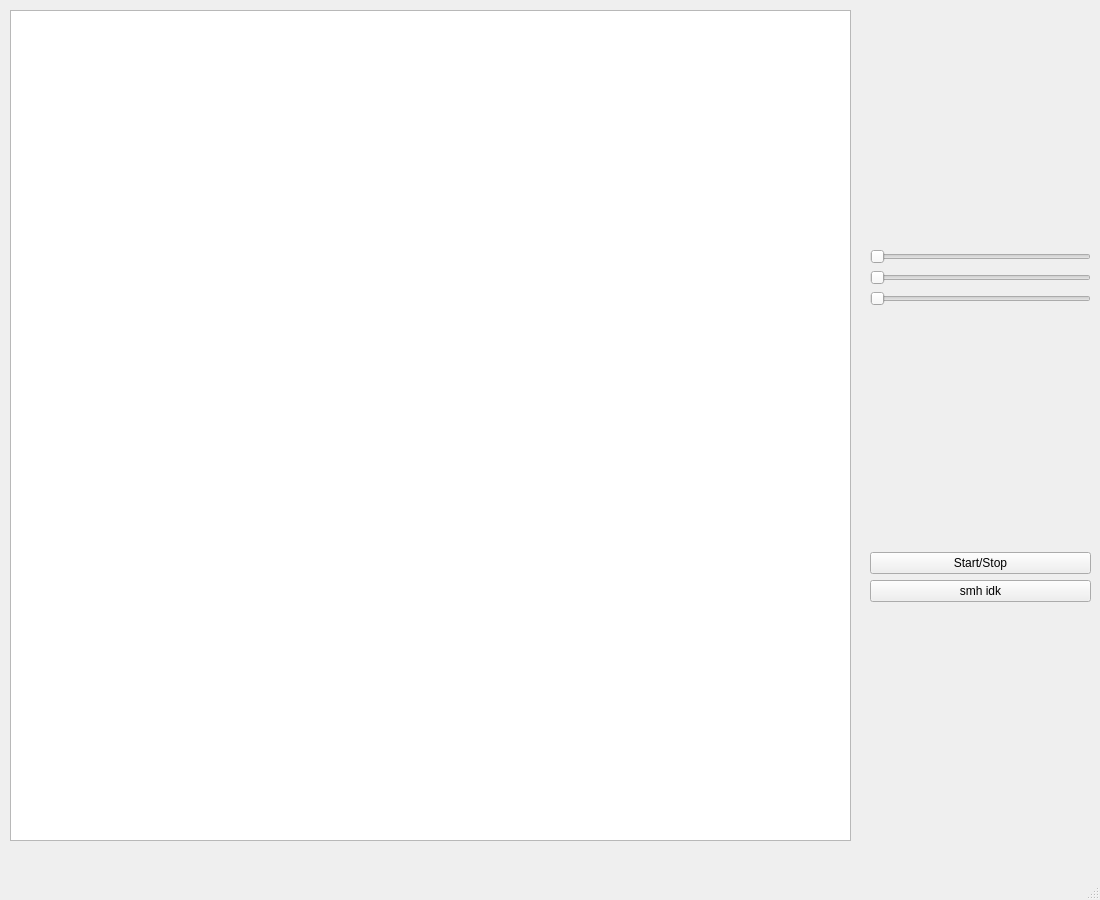
The window that include/simulator.ui (scagala/icp24) describes before a commit, drawn with Qt 5.
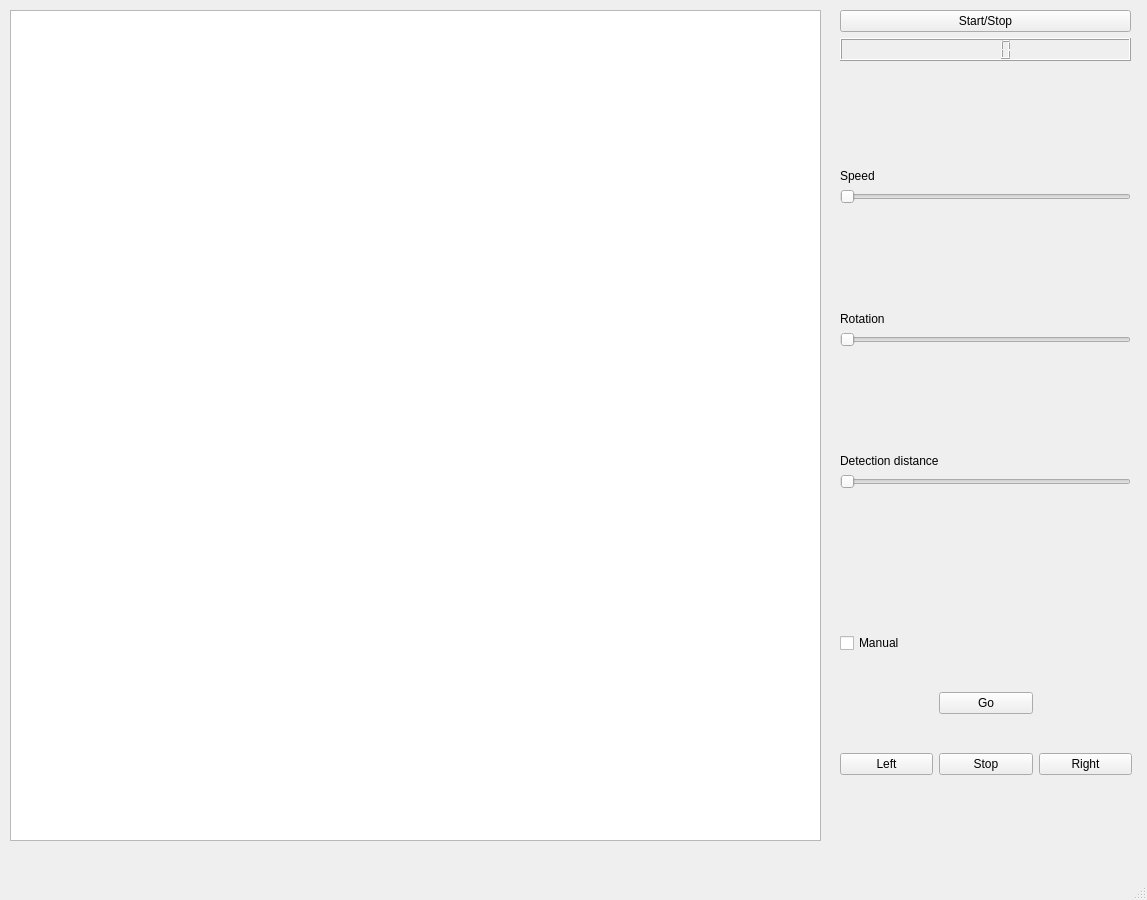
The same window after the commit.

Commit message: added manual control

Diff of the .ui file:
```diff
--- a/include/simulator.ui
+++ b/include/simulator.ui
@@ -6,10 +6,16 @@
    <rect>
     <x>0</x>
     <y>0</y>
-    <width>1100</width>
+    <width>1147</width>
     <height>900</height>
    </rect>
   </property>
+  <property name="minimumSize">
+   <size>
+    <width>1</width>
+    <height>1</height>
+   </size>
+  </property>
   <property name="windowTitle">
    <string>MainWindow</string>
   </property>
@@ -19,7 +25,7 @@
      <rect>
       <x>10</x>
       <y>10</y>
-      <width>841</width>
+      <width>811</width>
       <height>831</height>
      </rect>
     </property>
@@ -27,13 +33,23 @@
    <widget class="QWidget" name="verticalLayoutWidget">
     <property name="geometry">
      <rect>
-      <x>870</x>
+      <x>840</x>
       <y>10</y>
-      <width>221</width>
-      <height>831</height>
+      <width>291</width>
+      <height>581</height>
      </rect>
     </property>
     <layout class="QVBoxLayout" name="verticalLayout">
+     <item>
+      <widget class="QPushButton" name="StartStopSimulationButton">
+       <property name="text">
+        <string>Start/Stop</string>
+       </property>
+      </widget>
+     </item>
+     <item>
+      <widget class="QLCDNumber" name="timeElapsedLCD"/>
+     </item>
      <item>
       <spacer name="verticalSpacer_3">
        <property name="orientation">
@@ -47,6 +63,13 @@
        </property>
       </spacer>
      </item>
+     <item>
+      <widget class="QLabel" name="label_3">
+       <property name="text">
+        <string>Speed</string>
+       </property>
+      </widget>
+     </item>
      <item>
       <widget class="QSlider" name="SpeedSlider">
        <property name="orientation">
@@ -54,6 +77,26 @@
        </property>
       </widget>
      </item>
+     <item>
+      <spacer name="verticalSpacer_2">
+       <property name="orientation">
+        <enum>Qt::Vertical</enum>
+       </property>
+       <property name="sizeHint" stdset="0">
+        <size>
+         <width>20</width>
+         <height>40</height>
+        </size>
+       </property>
+      </spacer>
+     </item>
+     <item>
+      <widget class="QLabel" name="label_2">
+       <property name="text">
+        <string>Rotation</string>
+       </property>
+      </widget>
+     </item>
      <item>
       <widget class="QSlider" name="RotationSlider">
        <property name="orientation">
@@ -62,7 +105,27 @@
       </widget>
      </item>
      <item>
-      <widget class="QSlider" name="Slider">
+      <spacer name="verticalSpacer_4">
+       <property name="orientation">
+        <enum>Qt::Vertical</enum>
+       </property>
+       <property name="sizeHint" stdset="0">
+        <size>
+         <width>20</width>
+         <height>40</height>
+        </size>
+       </property>
+      </spacer>
+     </item>
+     <item>
+      <widget class="QLabel" name="label">
+       <property name="text">
+        <string>Detection distance</string>
+       </property>
+      </widget>
+     </item>
+     <item>
+      <widget class="QSlider" name="distanceSlider">
        <property name="orientation">
         <enum>Qt::Horizontal</enum>
        </property>
@@ -81,32 +144,52 @@
        </property>
       </spacer>
      </item>
-     <item>
-      <widget class="QPushButton" name="StartStopSimulationButton">
+    </layout>
+   </widget>
+   <widget class="QWidget" name="gridLayoutWidget">
+    <property name="geometry">
+     <rect>
+      <x>840</x>
+      <y>600</y>
+      <width>292</width>
+      <height>211</height>
+     </rect>
+    </property>
+    <layout class="QGridLayout" name="gridLayout">
+     <item row="0" column="0">
+      <widget class="QCheckBox" name="manualOverride">
        <property name="text">
-        <string>Start/Stop</string>
+        <string>Manual </string>
        </property>
       </widget>
      </item>
-     <item>
-      <widget class="QPushButton" name="pushButton_2">
+     <item row="1" column="1">
+      <widget class="QPushButton" name="forwardButton">
        <property name="text">
-        <string>smh idk</string>
+        <string>Go</string>
        </property>
       </widget>
      </item>
-     <item>
-      <spacer name="verticalSpacer_2">
-       <property name="orientation">
-        <enum>Qt::Vertical</enum>
+     <item row="2" column="0">
+      <widget class="QPushButton" name="rotateLeftButton">
+       <property name="text">
+        <string>Left</string>
        </property>
-       <property name="sizeHint" stdset="0">
-        <size>
-         <width>20</width>
-         <height>40</height>
-        </size>
+      </widget>
+     </item>
+     <item row="2" column="1">
+      <widget class="QPushButton" name="stopActionButton">
+       <property name="text">
+        <string>Stop</string>
        </property>
-      </spacer>
+      </widget>
+     </item>
+     <item row="2" column="2">
+      <widget class="QPushButton" name="rotateRightButton">
+       <property name="text">
+        <string>Right</string>
+       </property>
+      </widget>
      </item>
     </layout>
    </widget>
```
Left out of the diff: 13 changed lines with no effect on the pictures.
